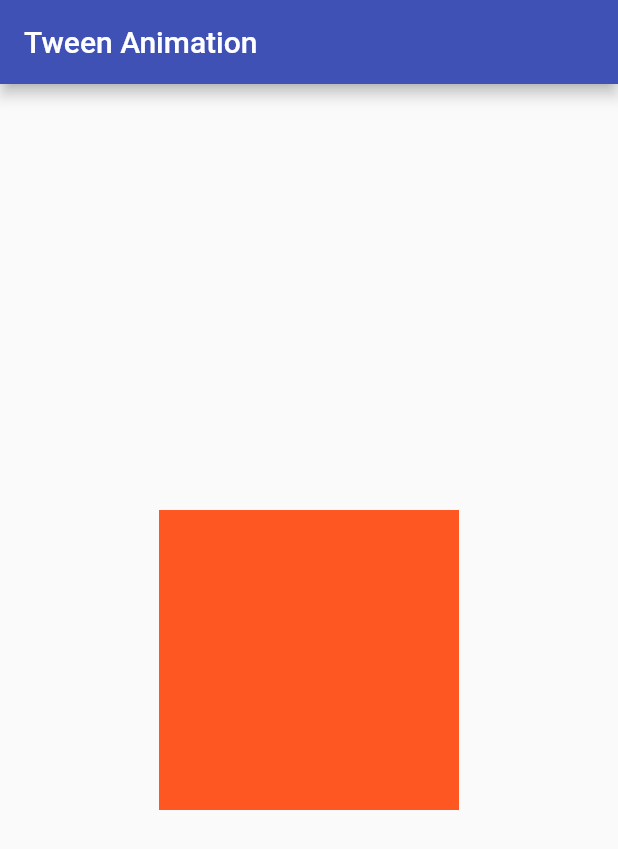
After one commit to kotdroidA/BMI-App, a Flutter app: the screen it shows after launch, on a phone screen of 412 x 824 dp. The commit adds this screen. Shown: the top 849 px of the screen. Run offline on Flutter 3.47's test engine with Material 2 defaults, Android fonts, the phone set to English and light mode, and no system bars.

Commit message:
Tween Animation

```diff
--- a/lib/main.dart
+++ b/lib/main.dart
@@ -4,6 +4,7 @@ import 'package:bmi_app/clip_r_rect.dart';
 import 'package:bmi_app/cross_fade_animate.dart';
 import 'package:bmi_app/list_wheel_scrollveiw.dart';
 import 'package:bmi_app/mapping_lists.dart';
+import 'package:bmi_app/tween_animation.dart';
 import 'package:flutter/material.dart';
 
 import 'hero_animation.dart';
@@ -24,7 +25,7 @@ class MyApp extends StatelessWidget {
       theme: ThemeData(
         primarySwatch: Colors.indigo,
       ),
-      home: MyLists(),
+      home: TheTweenAnimation(),
     );
   }
 }
--- /dev/null
+++ b/lib/tween_animation.dart
@@ -0,0 +1,49 @@
+import 'package:flutter/cupertino.dart';
+import 'package:flutter/material.dart';
+
+class TheTweenAnimation extends StatefulWidget{
+  @override
+  State<StatefulWidget> createState() => TheTweenAnimationState();
+
+}
+class TheTweenAnimationState extends State<TheTweenAnimation> with SingleTickerProviderStateMixin{
+  late Animation animation;
+  late Animation colorAnimation;
+  late AnimationController animationController;
+
+  @override
+  void initState() {
+    // TODO: implement initState
+    super.initState();
+    animationController = AnimationController(vsync:this,duration: Duration(seconds: 4) );
+    animation = Tween(begin: 0.0,end: 200.0).animate(animationController);
+    colorAnimation = ColorTween(begin: Colors.purpleAccent,end: Colors.deepOrange).animate(animationController);
+    animationController.addListener(() {
+     print(animation.value);
+     setState(() {
+
+     });
+
+    });
+
+    animationController.forward();
+
+  }
+
+  @override
+  Widget build(BuildContext context) {
+   return Scaffold(
+     appBar: AppBar(
+       title: Text('Tween Animation'),
+     ),
+     body: Center(
+       child: Container(
+         width: animation.value,
+         height: animation.value,
+         color: colorAnimation.value,
+       ),
+     ),
+   );
+  }
+
+}
```
